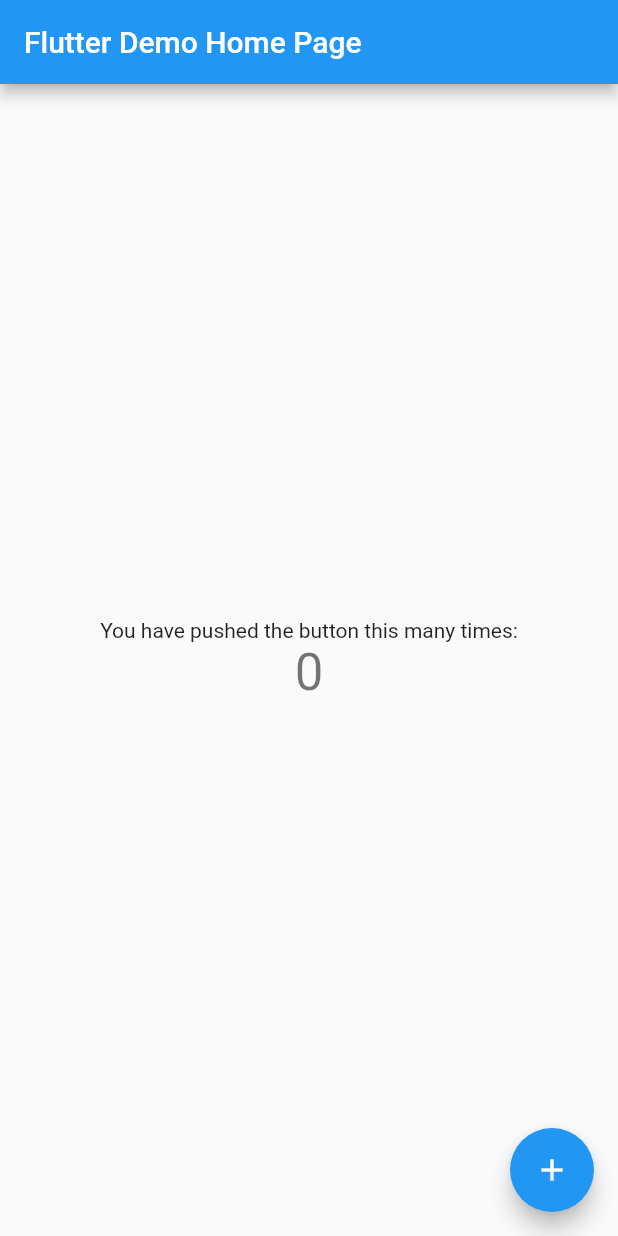
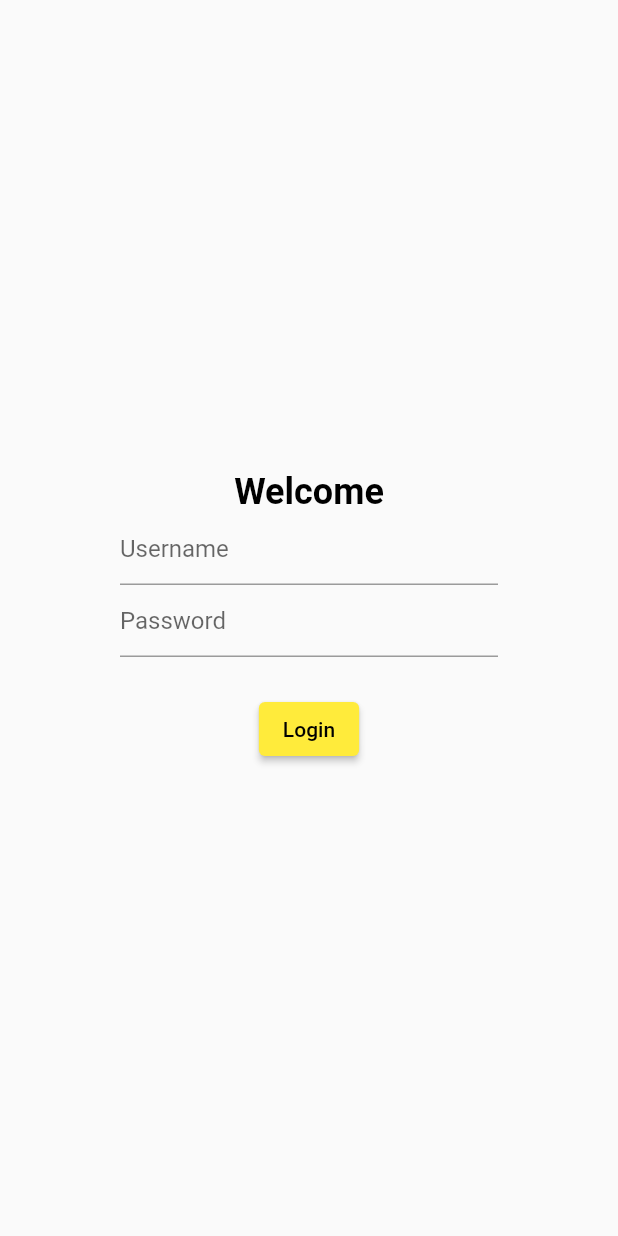
Before and after one commit to przbadu/flutter_example_apps, a Flutter app: the screen it shows after launch, on a phone screen of 412 x 824 dp. Run offline on Flutter 3.47's test engine with Material 2 defaults, Android fonts, the phone set to English and light mode, and no system bars; our stand-ins replace flutter_riverpod, go_router, riverpod; missing offline and left inert: nepali_utils; Roboto replaces fonts that are missing (Corben).

Commit message:
Setup provider:
- Add class widget to read total from cart provider
- Add Empty cart class widget to empty cart item
- Add Cartlist class widget to displaylist of cart items.

```diff
--- a/shoppingcart_provider/lib/main.dart
+++ b/shoppingcart_provider/lib/main.dart
@@ -1,67 +1,26 @@
 import 'package:flutter/material.dart';
+import 'package:provider/provider.dart';
+import 'package:shoppingcart/models/cart.dart';
+import 'package:shoppingcart/screens/cart_screen.dart';
+import 'package:shoppingcart/screens/login_screen.dart';
+import 'package:shoppingcart/theme.dart';
 
 void main() {
-  runApp(const MyApp());
+  runApp(
+    MultiProvider(
+      providers: [
+        ChangeNotifierProvider(create: (context) => Cart()),
+        // Provider(create: (context) => ThemeProvider()),
+      ],
+      child: MaterialApp(
+        title: 'Provider Demo',
+        theme: appTheme,
+        initialRoute: '/',
+        routes: {
+          '/': (context) => const LoginScreen(),
+          '/cart': (context) => const CartScreen(),
+        },
+      ),
+    ),
+  );
 }
-
-class MyApp extends StatelessWidget {
-  const MyApp({super.key});
-
-  @override
-  Widget build(BuildContext context) {
-    return MaterialApp(
-      title: 'Flutter Demo',
-      theme: ThemeData(
-        primarySwatch: Colors.blue,
-      ),
-      home: const MyHomePage(title: 'Flutter Demo Home Page'),
-    );
-  }
-}
-
-class MyHomePage extends StatefulWidget {
-  const MyHomePage({super.key, required this.title});
-
-  final String title;
-
-  @override
-  State<MyHomePage> createState() => _MyHomePageState();
-}
-
-class _MyHomePageState extends State<MyHomePage> {
-  int _counter = 0;
-
-  void _incrementCounter() {
-    setState(() {
-      _counter++;
-    });
-  }
-
-  @override
-  Widget build(BuildContext context) {
-    return Scaffold(
-      appBar: AppBar(
-        title: Text(widget.title),
-      ),
-      body: Center(
-        child: Column(
-          mainAxisAlignment: MainAxisAlignment.center,
-          children: <Widget>[
-            const Text(
-              'You have pushed the button this many times:',
-            ),
-            Text(
-              '$_counter',
-              style: Theme.of(context).textTheme.headline4,
-            ),
-          ],
-        ),
-      ),
-      floatingActionButton: FloatingActionButton(
-        onPressed: _incrementCounter,
-        tooltip: 'Increment',
-        child: const Icon(Icons.add),
-      ),
-    );
-  }
-}
--- /dev/null
+++ b/shoppingcart_provider/lib/models/item.dart
@@ -0,0 +1,5 @@
+class Item {
+  final String name;
+
+  Item(this.name);
+}
--- /dev/null
+++ b/shoppingcart_provider/lib/screens/login_screen.dart
@@ -0,0 +1,42 @@
+import 'package:flutter/material.dart';
+
+class LoginScreen extends StatelessWidget {
+  const LoginScreen({super.key});
+
+  @override
+  Widget build(BuildContext context) {
+    return Scaffold(
+      body: Center(
+        child: Container(
+          padding: const EdgeInsets.all(80),
+          child: Column(
+            mainAxisAlignment: MainAxisAlignment.center,
+            children: [
+              Text(
+                'Welcome',
+                style: Theme.of(context).textTheme.displayLarge,
+              ),
+              TextFormField(
+                decoration: const InputDecoration(hintText: 'Username'),
+              ),
+              TextFormField(
+                decoration: const InputDecoration(hintText: 'Password'),
+                obscureText: true,
+              ),
+              const SizedBox(height: 24),
+              ElevatedButton(
+                onPressed: () =>
+                    Navigator.pushReplacementNamed(context, '/cart'),
+                style: ElevatedButton.styleFrom(foregroundColor: Colors.yellow),
+                child: const Text(
+                  'Login',
+                  style: TextStyle(color: Colors.black),
+                ),
+              ),
+            ],
+          ),
+        ),
+      ),
+    );
+  }
+}
--- a/shoppingcart_provider/pubspec.yaml
+++ b/shoppingcart_provider/pubspec.yaml
@@ -13,6 +13,7 @@
     sdk: flutter
 
   cupertino_icons: ^1.0.2
+  provider: ^6.0.4
 
 dev_dependencies:
   flutter_test:
```
Also changed, not shown: shoppingcart_provider/lib/models/cart.dart (added, +28 -0 lines), shoppingcart_provider/lib/screens/cart_screen.dart (added, +120 -0 lines), shoppingcart_provider/lib/theme.dart (added, +13 -0 lines), shoppingcart_provider/pubspec.lock, 2 other files.
